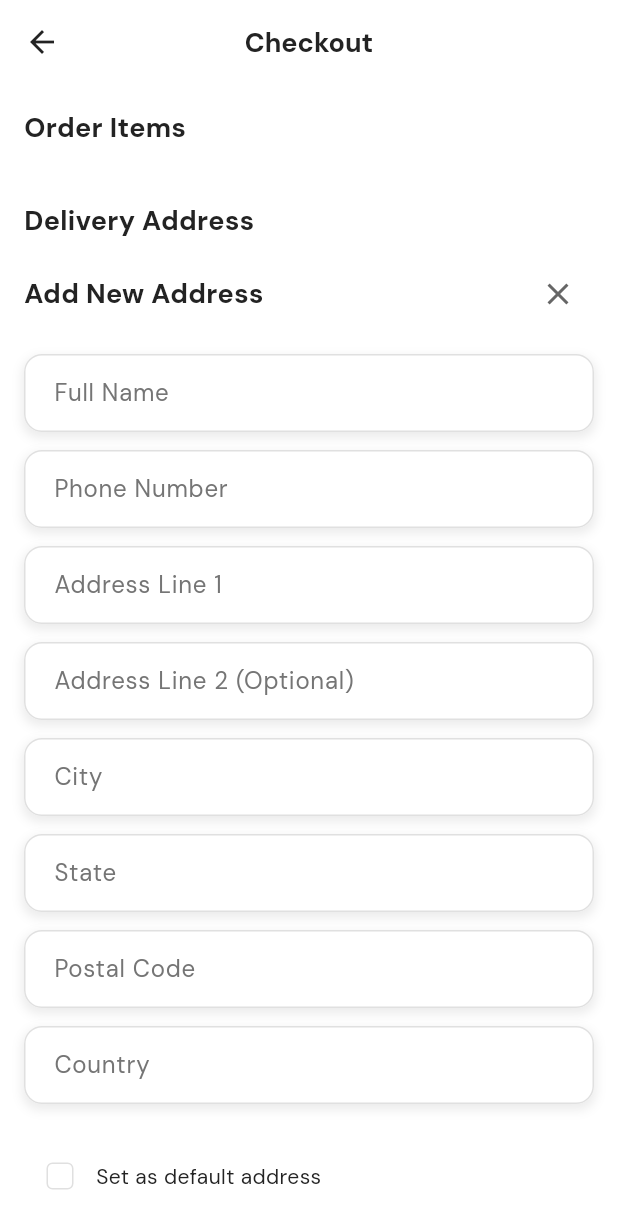
After one commit to gemechtek/gemechtek_app, a Flutter app: the CheckoutScreen screen opened directly, after a tap on "Add New Address", on a phone screen of 412 x 824 dp. The commit adds this screen. Shown: the top 1229 px of the screen. Run offline on Flutter 3.47's test engine with Material 3 defaults, Android fonts, the phone set to English and light mode, and no system bars; our stand-ins replace cloud_firestore, firebase_auth, firebase_core, firebase_messaging, flutter_local_notifications, flutter_svg and 3 more; missing offline and left inert: animated_snack_bar; accounts and stored records are empty.

Commit message:
feat: Implement address management functionality with add, edit, delete, and default address features

```diff
--- a/lib/backend/firebase_services/local_pref.dart
+++ b/lib/backend/firebase_services/local_pref.dart
@@ -1,6 +1,6 @@
 import 'dart:convert';
-
 import 'package:shared_preferences/shared_preferences.dart';
+import 'package:spark_aquanix/backend/model/order_model.dart';
 import 'package:spark_aquanix/backend/model/user_model.dart';
 
 class LocalPreferenceService {
@@ -19,6 +19,7 @@ class LocalPreferenceService {
   static const String _keyUser = 'user_data';
   static const String _keyIsLoggedIn = 'is_logged_in';
   static const String _keyThemeMode = 'theme_mode';
+  static const String _keySavedAddresses = 'saved_addresses';
 
   Future<void> saveUserData(UserModel user) async {
     final prefs = await _sharedPrefs;
@@ -68,4 +69,71 @@ class LocalPreferenceService {
     final prefs = await _sharedPrefs;
     return prefs.getString(_keyThemeMode) ?? "light";
   }
+
+  // Address management functions
+  Future<List<DeliveryAddress>> getSavedAddresses() async {
+    final prefs = await _sharedPrefs;
+    final String? addressesJson = prefs.getString(_keySavedAddresses);
+    if (addressesJson != null && addressesJson.isNotEmpty) {
+      final List<dynamic> decoded = jsonDecode(addressesJson);
+      return decoded.map((addr) => DeliveryAddress.fromMap(addr)).toList();
+    }
+    return [];
+  }
+
+  Future<void> saveAddress(DeliveryAddress address) async {
+    final addresses = await getSavedAddresses();
+
+    // Check if the address already exists by ID
+    final existingIndex = addresses.indexWhere((a) => a.id == address.id);
+
+    if (existingIndex >= 0) {
+      // Update existing address
+      addresses[existingIndex] = address;
+    } else {
+      // Add new address
+      addresses.add(address);
+    }
+
+    // If this is a default address, update other addresses
+    if (address.isDefault) {
+      for (int i = 0; i < addresses.length; i++) {
+        if (addresses[i].id != address.id && addresses[i].isDefault) {
+          addresses[i] = addresses[i].copyWith(isDefault: false);
+        }
+      }
+    }
+
+    await _saveAddressList(addresses);
+  }
+
+  Future<void> _saveAddressList(List<DeliveryAddress> addresses) async {
+    final prefs = await _sharedPrefs;
+    final encodedList = addresses.map((addr) => addr.toMap()).toList();
+    await prefs.setString(_keySavedAddresses, jsonEncode(encodedList));
+  }
+
+  Future<void> deleteAddress(String addressId) async {
+    final addresses = await getSavedAddresses();
+    addresses.removeWhere((address) => address.id == addressId);
+    await _saveAddressList(addresses);
+  }
+
+  Future<void> setDefaultAddress(String addressId) async {
+    final addresses = await getSavedAddresses();
+    for (int i = 0; i < addresses.length; i++) {
+      if (addresses[i].id == addressId) {
+        addresses[i] = addresses[i].copyWith(isDefault: true);
+      } else if (addresses[i].isDefault) {
+        addresses[i] = addresses[i].copyWith(isDefault: false);
+      }
+    }
+    await _saveAddressList(addresses);
+  }
+
+  Future<DeliveryAddress?> getDefaultAddress() async {
+    final addresses = await getSavedAddresses();
+    return addresses.firstWhere((address) => address.isDefault,
+        orElse: () => addresses.first);
+  }
 }
--- a/lib/backend/model/order_model.dart
+++ b/lib/backend/model/order_model.dart
@@ -1,4 +1,6 @@
 // models/order_model.dart
+import 'dart:convert';
+
 import 'package:cloud_firestore/cloud_firestore.dart';
 import 'package:spark_aquanix/constants/enums/order_status.dart';
 import 'package:spark_aquanix/constants/enums/payment_type.dart';
@@ -66,6 +68,7 @@ class OrderItem {
 }
 
 class DeliveryAddress {
+  final String id;
   final String fullName;
   final String phoneNumber;
   final String addressLine1;
@@ -74,8 +77,10 @@ class DeliveryAddress {
   final String state;
   final String postalCode;
   final String country;
+  final bool isDefault;
 
   DeliveryAddress({
+    required this.id,
     required this.fullName,
     required this.phoneNumber,
     required this.addressLine1,
@@ -84,10 +89,12 @@ class DeliveryAddress {
     required this.state,
     required this.postalCode,
     required this.country,
+    this.isDefault = false,
   });
 
   Map<String, dynamic> toMap() {
     return {
+      'id': id,
       'fullName': fullName,
       'phoneNumber': phoneNumber,
       'addressLine1': addressLine1,
@@ -96,11 +103,13 @@ class DeliveryAddress {
       'state': state,
       'postalCode': postalCode,
       'country': country,
+      'isDefault': isDefault,
     };
   }
 
   factory DeliveryAddress.fromMap(Map<String, dynamic> map) {
     return DeliveryAddress(
+      id: map['id'] ?? '',
       fullName: map['fullName'] ?? '',
       phoneNumber: map['phoneNumber'] ?? '',
       addressLine1: map['addressLine1'] ?? '',
@@ -109,6 +118,37 @@ class DeliveryAddress {
       state: map['state'] ?? '',
       postalCode: map['postalCode'] ?? '',
       country: map['country'] ?? '',
+      isDefault: map['isDefault'] ?? false,
+    );
+  }
+  String toJson() => json.encode(toMap());
+
+  factory DeliveryAddress.fromJson(String source) =>
+      DeliveryAddress.fromMap(json.decode(source));
+
+  DeliveryAddress copyWith({
+    String? id,
+    String? fullName,
+    String? phoneNumber,
+    String? addressLine1,
+    String? addressLine2,
+    String? city,
+    String? state,
+    String? postalCode,
+    String? country,
+    bool? isDefault,
+  }) {
+    return DeliveryAddress(
+      id: id ?? this.id,
+      fullName: fullName ?? this.fullName,
+      phoneNumber: phoneNumber ?? this.phoneNumber,
+      addressLine1: addressLine1 ?? this.addressLine1,
+      addressLine2: addressLine2 ?? this.addressLine2,
+      city: city ?? this.city,
+      state: state ?? this.state,
+      postalCode: postalCode ?? this.postalCode,
+      country: country ?? this.country,
+      isDefault: isDefault ?? this.isDefault,
     );
   }
 }
--- a/lib/view/checkout/checkout_screen.dart
+++ b/lib/view/checkout/checkout_screen.dart
@@ -7,9 +7,11 @@ import 'package:spark_aquanix/backend/providers/cart_provider.dart';
 import 'package:spark_aquanix/backend/providers/order_provider.dart';
 import 'package:spark_aquanix/constants/enums/payment_type.dart';
 import 'package:spark_aquanix/view/products/widgets/image_carousel.dart';
+import 'package:uuid/uuid.dart';
 
+import 'widgets/address_card.dart';
+import 'widgets/address_form.dart';
 import 'widgets/custom_dropdown.dart';
-import 'widgets/custom_text_filed.dart';
 
 class CheckoutScreen extends StatefulWidget {
   const CheckoutScreen({super.key});
@@ -21,49 +23,119 @@ class CheckoutScreen extends StatefulWidget {
 class _CheckoutScreenState extends State<CheckoutScreen> {
   final _formKey = GlobalKey<FormState>();
   PaymentType _selectedPaymentMethod = PaymentType.cash;
-  final _fullNameController = TextEditingController();
-  final _phoneNumberController = TextEditingController();
-  final _addressLine1Controller = TextEditingController();
-  final _addressLine2Controller = TextEditingController();
-  final _cityController = TextEditingController();
-  final _stateController = TextEditingController();
-  final _postalCodeController = TextEditingController();
-  final _countryController = TextEditingController();
   bool _isPlacingOrder = false;
+  bool _showAddressForm = false;
+  DeliveryAddress? _selectedAddress;
+  DeliveryAddress? _addressBeingEdited;
+  List<DeliveryAddress> _savedAddresses = [];
+  bool _isLoadingAddresses = true;
 
   @override
-  void dispose() {
-    _fullNameController.dispose();
-    _phoneNumberController.dispose();
-    _addressLine1Controller.dispose();
-    _addressLine2Controller.dispose();
-    _cityController.dispose();
-    _stateController.dispose();
-    _postalCodeController.dispose();
-    _countryController.dispose();
-    super.dispose();
+  void initState() {
+    super.initState();
+    _loadSavedAddresses();
+  }
+
+  Future<void> _loadSavedAddresses() async {
+    setState(() {
+      _isLoadingAddresses = true;
+    });
+
+    try {
+      final addresses = await LocalPreferenceService().getSavedAddresses();
+      final defaultAddress = addresses.isNotEmpty
+          ? addresses.firstWhere((addr) => addr.isDefault,
+              orElse: () => addresses.first)
+          : null;
+
+      setState(() {
+        _savedAddresses = addresses;
+        _selectedAddress = defaultAddress;
+        _isLoadingAddresses = false;
+      });
+    } catch (e) {
+      setState(() {
+        _isLoadingAddresses = false;
+      });
+      ScaffoldMessenger.of(context).showSnackBar(
+        SnackBar(content: Text('Failed to load addresses: $e')),
+      );
+    }
+  }
+
+  Future<void> _saveAddress(DeliveryAddress address) async {
+    try {
+      await LocalPreferenceService().saveAddress(address);
+
+      // Reset form state
+      setState(() {
+        _showAddressForm = false;
+        _addressBeingEdited = null;
+      });
+
+      // Reload addresses
+      await _loadSavedAddresses();
+
+      ScaffoldMessenger.of(context).showSnackBar(
+        const SnackBar(content: Text('Address saved successfully')),
+      );
+    } catch (e) {
+      ScaffoldMessenger.of(context).showSnackBar(
+        SnackBar(content: Text('Failed to save address: $e')),
+      );
+    }
+  }
+
+  Future<void> _deleteAddress(String addressId) async {
+    try {
+      await LocalPreferenceService().deleteAddress(addressId);
+      await _loadSavedAddresses();
+
+      ScaffoldMessenger.of(context).showSnackBar(
+        const SnackBar(content: Text('Address deleted successfully')),
+      );
+    } catch (e) {
+      ScaffoldMessenger.of(context).showSnackBar(
+        SnackBar(content: Text('Failed to delete address: $e')),
+      );
+    }
+  }
+
+  void _editAddress(DeliveryAddress address) {
+    setState(() {
+      _addressBeingEdited = address;
+      _showAddressForm = true;
+    });
   }
 
   Future<void> _placeOrder(BuildContext context) async {
-    if (!_formKey.currentState!.validate()) return;
+    if (_selectedAddress == null) {
+      ScaffoldMessenger.of(context).showSnackBar(
+        const SnackBar(
+            content: Text('Please select or add a delivery address')),
+      );
+      return;
+    }
 
     setState(() {
       _isPlacingOrder = true;
     });
+
     UserModel? userModel = await LocalPreferenceService().getUserData();
     try {
       final cartProvider = Provider.of<CartProvider>(context, listen: false);
       final orderProvider = Provider.of<OrderProvider>(context, listen: false);
 
       final deliveryAddress = DeliveryAddress(
-        fullName: _fullNameController.text,
-        phoneNumber: _phoneNumberController.text,
-        addressLine1: _addressLine1Controller.text,
-        addressLine2: _addressLine2Controller.text,
-        city: _cityController.text,
-        state: _stateController.text,
-        postalCode: _postalCodeController.text,
-        country: _countryController.text,
+        id: _selectedAddress!.id,
+        fullName: _selectedAddress!.fullName,
+        phoneNumber: _selectedAddress!.phoneNumber,
+        addressLine1: _selectedAddress!.addressLine1,
+        addressLine2: _selectedAddress!.addressLine2,
+        city: _selectedAddress!.city,
+        state: _selectedAddress!.state,
+        postalCode: _selectedAddress!.postalCode,
+        country: _selectedAddress!.country,
       );
 
       const double tax = 0.1;
@@ -195,79 +267,94 @@ class _CheckoutScreenState extends State<CheckoutScreen> {
 
               const SizedBox(height: 24),
 
-              // Delivery Address
+              // Delivery Address Section
+              Row(
+                mainAxisAlignment: MainAxisAlignment.spaceBetween,
+                children: [
                   const Text(
                     'Delivery Address',
                     style: TextStyle(fontSize: 18, fontWeight: FontWeight.bold),
                   ),
+                  if (!_showAddressForm && _savedAddresses.isNotEmpty)
+                    TextButton.icon(
+                      icon: const Icon(Icons.add, size: 18, color: Colors.blue),
+                      label: const Text('Add New'),
+                      onPressed: () {
+                        setState(() {
+                          _showAddressForm = true;
+                          _addressBeingEdited = null;
+                        });
+                      },
+                    ),
+                ],
+              ),
               const SizedBox(height: 12),
-              CustomTextField(
-                controller: _fullNameController,
-                labelText: 'Full Name',
-                keyboardType: TextInputType.name,
+
+              if (_isLoadingAddresses)
+                const Center(
+                  child: CircularProgressIndicator(),
+                )
+              else if (_showAddressForm)
+                // Show address form for adding/editing
+                AddressForm(
+                  initialAddress: _addressBeingEdited,
+                  onSave: _saveAddress,
+                  onCancel: () {
+                    setState(() {
+                      _showAddressForm = false;
+                      _addressBeingEdited = null;
+                    });
+                  },
+                )
+              else if (_savedAddresses.isEmpty)
+                // No saved addresses
+                Column(
+                  children: [
+                    const Text(
+                      'No saved addresses. Please add a delivery address.',
+                      style: TextStyle(color: Colors.grey),
                     ),
-              CustomTextField(
-                controller: _phoneNumberController,
-                labelText: 'Phone Number',
-                keyboardType: TextInputType.phone,
+                    const SizedBox(height: 16),
+                    ElevatedButton.icon(
+                      icon: const Icon(
+                        Icons.add,
+                        color: Colors.white,
                       ),
-              CustomTextField(
-                controller: _addressLine1Controller,
-                labelText: 'Address Line 1',
-                keyboardType: TextInputType.streetAddress,
+                      label: const Text('Add New Address'),
+                      onPressed: () {
+                        setState(() {
+                          _showAddressForm = true;
+                        });
+                      },
+                      style: ElevatedButton.styleFrom(
+                        backgroundColor: Colors.blue,
+                        foregroundColor: Colors.white,
                       ),
-              CustomTextField(
-                controller: _addressLine2Controller,
-                labelText: 'Address Line 2 (Optional)',
-                isRequired: false,
-                keyboardType: TextInputType.streetAddress,
                     ),
-              CustomTextField(
-                controller: _cityController,
-                labelText: 'City',
-                keyboardType: TextInputType.text,
-              ),
-              CustomTextField(
-                controller: _stateController,
-                labelText: 'State',
-                keyboardType: TextInputType.text,
-              ),
-              CustomTextField(
-                controller: _postalCodeController,
-                labelText: 'Postal Code',
-                keyboardType: TextInputType.number,
-              ),
-              CustomTextField(
-                controller: _countryController,
-                labelText: 'Country',
-                keyboardType: TextInputType.text,
+                  ],
+                )
+              else
+                // List of saved addresses
+                Column(
+                  children: _savedAddresses.map((address) {
+                    final isSelected = _selectedAddress?.id == address.id;
+                    return AddressCard(
+                      address: address,
+                      isSelected: isSelected,
+                      onTap: () {
+                        setState(() {
+                          _selectedAddress = address;
+                        });
+                      },
+                      onEdit: () => _editAddress(address),
+                      onDelete: () => _deleteAddress(address.id),
+                    );
+                  }).toList(),
                 ),
 
-              const SizedBox(height: 12),
+              const SizedBox(height: 24),
 
               // Payment Method
-              // const Text(
-              //   'Payment Method',
-              //   style: TextStyle(fontSize: 18, fontWeight: FontWeight.bold),
-              // ),
-              // const SizedBox(height: 12),
-              // DropdownButtonFormField<PaymentType>(
-              //   value: _selectedPaymentMethod,
-              //   decoration: const InputDecoration(
-              //     border: OutlineInputBorder(),
-              //   ),
-              //   items: PaymentType.values
-              //       .map((method) => DropdownMenuItem(
-              //             value: method,
-              //             child: Text(method.toString().split('.').last),
-              //           ))
-              //       .toList(),
-              //   onChanged: (value) {
-              //     setState(() {
-              //       _selectedPaymentMethod = value!;
-              //     });
-              //   },
-              // ),
               CustomDropdownButtonFormField<PaymentType>(
                 value: _selectedPaymentMethod,
                 labelText: 'Payment Method',
@@ -335,8 +422,9 @@ class _CheckoutScreenState extends State<CheckoutScreen> {
               SizedBox(
                 width: double.infinity,
                 child: ElevatedButton(
-                  onPressed:
-                      _isPlacingOrder ? null : () => _placeOrder(context),
+                  onPressed: _selectedAddress == null || _isPlacingOrder
+                      ? null
+                      : () => _placeOrder(context),
                   style: ElevatedButton.styleFrom(
                     padding: const EdgeInsets.symmetric(vertical: 16),
                     backgroundColor: Colors.blue,
--- /dev/null
+++ b/lib/view/checkout/widgets/address_form.dart
@@ -0,0 +1,203 @@
+import 'package:flutter/material.dart';
+
+import 'package:spark_aquanix/backend/model/order_model.dart';
+import 'package:spark_aquanix/view/checkout/widgets/custom_text_filed.dart';
+import 'package:uuid/uuid.dart';
+
+class AddressForm extends StatefulWidget {
+  final DeliveryAddress? initialAddress;
+  final Function(DeliveryAddress) onSave;
+  final VoidCallback onCancel;
+
+  const AddressForm({
+    super.key,
+    this.initialAddress,
+    required this.onSave,
+    required this.onCancel,
+  });
+
+  @override
+  State<AddressForm> createState() => _AddressFormState();
+}
+
+class _AddressFormState extends State<AddressForm> {
+  final _formKey = GlobalKey<FormState>();
+  late final TextEditingController _fullNameController;
+  late final TextEditingController _phoneNumberController;
+  late final TextEditingController _addressLine1Controller;
+  late final TextEditingController _addressLine2Controller;
+  late final TextEditingController _cityController;
+  late final TextEditingController _stateController;
+  late final TextEditingController _postalCodeController;
+  late final TextEditingController _countryController;
+  bool _isDefault = false;
+
+  @override
+  void initState() {
+    super.initState();
+    // Initialize controllers with existing values if editing
+    _fullNameController =
+        TextEditingController(text: widget.initialAddress?.fullName ?? '');
+    _phoneNumberController =
+        TextEditingController(text: widget.initialAddress?.phoneNumber ?? '');
+    _addressLine1Controller =
+        TextEditingController(text: widget.initialAddress?.addressLine1 ?? '');
+    _addressLine2Controller =
+        TextEditingController(text: widget.initialAddress?.addressLine2 ?? '');
+    _cityController =
+        TextEditingController(text: widget.initialAddress?.city ?? '');
+    _stateController =
+        TextEditingController(text: widget.initialAddress?.state ?? '');
+    _postalCodeController =
+        TextEditingController(text: widget.initialAddress?.postalCode ?? '');
+    _countryController =
+        TextEditingController(text: widget.initialAddress?.country ?? '');
+    _isDefault = widget.initialAddress?.isDefault ?? false;
+  }
+
+  @override
+  void dispose() {
+    _fullNameController.dispose();
+    _phoneNumberController.dispose();
+    _addressLine1Controller.dispose();
+    _addressLine2Controller.dispose();
+    _cityController.dispose();
+    _stateController.dispose();
+    _postalCodeController.dispose();
+    _countryController.dispose();
+    super.dispose();
+  }
+
+  void _saveAddress() {
+    if (_formKey.currentState!.validate()) {
+      final address = DeliveryAddress(
+        id: widget.initialAddress?.id ?? const Uuid().v4(),
+        fullName: _fullNameController.text,
+        phoneNumber: _phoneNumberController.text,
+        addressLine1: _addressLine1Controller.text,
+        addressLine2: _addressLine2Controller.text,
+        city: _cityController.text,
+        state: _stateController.text,
+        postalCode: _postalCodeController.text,
+        country: _countryController.text,
+        isDefault: _isDefault,
+      );
+      widget.onSave(address);
+    }
+  }
+
+  @override
+  Widget build(BuildContext context) {
+    return Form(
+      key: _formKey,
+      child: Column(
+        crossAxisAlignment: CrossAxisAlignment.start,
+        children: [
+          Row(
+            mainAxisAlignment: MainAxisAlignment.spaceBetween,
+            children: [
+              Text(
+                widget.initialAddress == null
+                    ? 'Add New Address'
+                    : 'Edit Address',
+                style:
+                    const TextStyle(fontSize: 18, fontWeight: FontWeight.bold),
+              ),
+              IconButton(
+                icon: const Icon(Icons.close),
+                onPressed: widget.onCancel,
+              ),
+            ],
+          ),
+          const SizedBox(height: 16),
+          CustomTextField(
+            controller: _fullNameController,
+            labelText: 'Full Name',
+            keyboardType: TextInputType.name,
+          ),
+          CustomTextField(
+            controller: _phoneNumberController,
+            labelText: 'Phone Number',
+            keyboardType: TextInputType.phone,
+          ),
+          CustomTextField(
+            controller: _addressLine1Controller,
+            labelText: 'Address Line 1',
+            keyboardType: TextInputType.streetAddress,
+          ),
+          CustomTextField(
+            controller: _addressLine2Controller,
+            labelText: 'Address Line 2 (Optional)',
+            isRequired: false,
+            keyboardType: TextInputType.streetAddress,
+          ),
+          CustomTextField(
+            controller: _cityController,
+            labelText: 'City',
+            keyboardType: TextInputType.text,
+          ),
+          CustomTextField(
+            controller: _stateController,
+            labelText: 'State',
+            keyboardType: TextInputType.text,
+          ),
+          CustomTextField(
+            controller: _postalCodeController,
+            labelText: 'Postal Code',
+            keyboardType: TextInputType.number,
+          ),
+          CustomTextField(
+            controller: _countryController,
+            labelText: 'Country',
+            keyboardType: TextInputType.text,
+          ),
+
+          const SizedBox(height: 12),
+
+          // Default address checkbox
+          Row(
+            children: [
+              Checkbox(
+                value: _isDefault,
+                onChanged: (value) {
+                  setState(() {
+                    _isDefault = value ?? false;
+                  });
+                },
+              ),
+              const Text('Set as default address'),
+            ],
+          ),
+
+          const SizedBox(height: 16),
+
+          Row(
+            children: [
+              Expanded(
+                child: OutlinedButton(
+                  onPressed: widget.onCancel,
+                  style: OutlinedButton.styleFrom(
+                    padding: const EdgeInsets.symmetric(vertical: 14),
+                  ),
+                  child: const Text('Cancel'),
+                ),
+              ),
+              const SizedBox(width: 16),
+              Expanded(
+                child: ElevatedButton(
+                  onPressed: _saveAddress,
+                  style: ElevatedButton.styleFrom(
+                    padding: const EdgeInsets.symmetric(vertical: 14),
+                    backgroundColor: Colors.blue,
+                    foregroundColor: Colors.white,
+                  ),
+                  child: const Text('Save Address'),
+                ),
+              ),
+            ],
+          ),
+        ],
+      ),
+    );
+  }
+}
--- a/pubspec.yaml
+++ b/pubspec.yaml
@@ -55,6 +55,7 @@ dependencies:
   intl: ^0.20.2
   flutter_local_notifications: ^19.1.0
   timeline_tile: ^2.0.0
+  uuid: ^4.5.1
 
 
 
```
Also changed, not shown: lib/view/checkout/widgets/address_card.dart (added, +137 -0 lines), pubspec.lock. Lines whose indentation alone changed are shown as unchanged.
